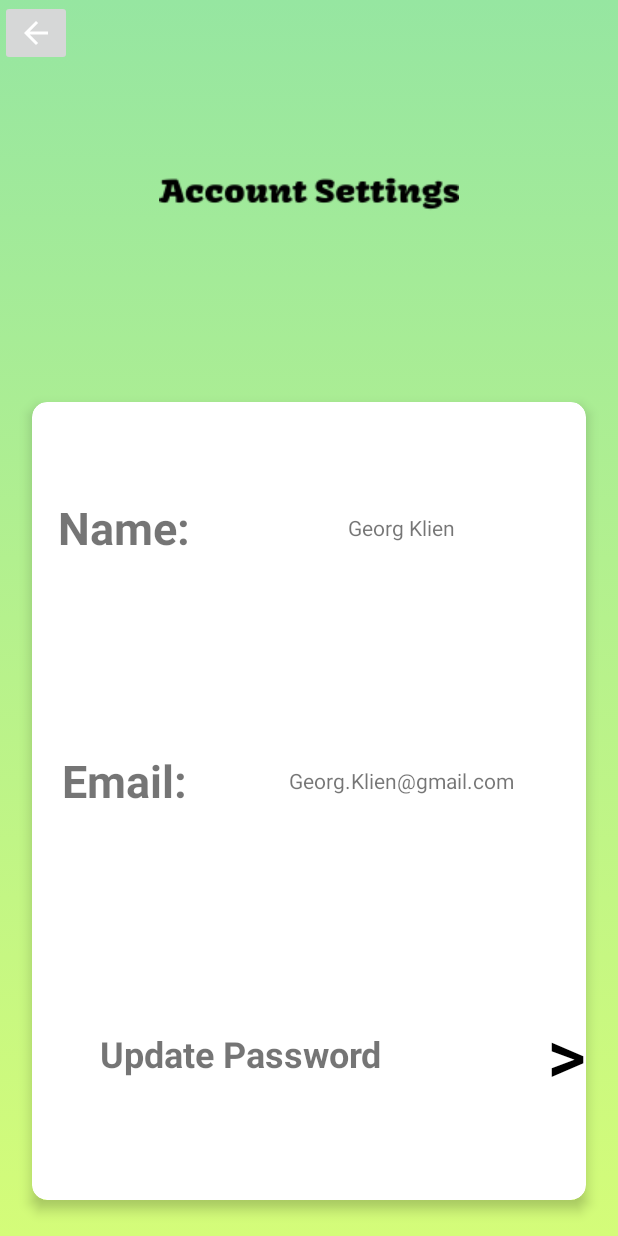
After one commit to AseelBu/My-CO2-Footprint, an Android app: the AcoountSettingsActivity screen opened directly, with no data from a screen before it, on a phone screen of 412 x 824 dp. The commit adds this screen. Run offline under Robolectric (Android 15) with nearby library versions, the phone set to English and light mode, and no system bars.

Commit message:
adding notification settings,account settings,updating passsword,

```diff
--- a/app/src/main/AndroidManifest.xml
+++ b/app/src/main/AndroidManifest.xml
@@ -9,7 +9,8 @@
         android:roundIcon="@mipmap/ic_launcher_round"
         android:supportsRtl="true"
         android:theme="@style/Theme.EnergyConsumptionDiary">
-        <activity android:name=".SettingsActivity"></activity>
+        <activity android:name=".AcoountSettingsActivity"></activity>
+        <activity android:name=".SettingsActivity" />
         <activity android:name=".PreviousResultsActivity" />
         <activity android:name=".TipsActivity" />
         <activity android:name=".HomePageActivity" />
--- /dev/null
+++ b/app/src/main/java/com/androidcourse/energyconsumptiondiary_androidapp/AcoountSettingsActivity.java
@@ -0,0 +1,27 @@
+package com.androidcourse.energyconsumptiondiary_androidapp;
+
+import androidx.appcompat.app.AppCompatActivity;
+
+import android.content.Context;
+import android.content.Intent;
+import android.os.Bundle;
+import android.util.Log;
+import android.view.View;
+import android.widget.Button;
+import android.widget.TextView;
+
+public class AcoountSettingsActivity extends AppCompatActivity {
+
+    public TextView name;
+    public TextView email;
+    @Override
+    protected void onCreate(Bundle savedInstanceState) {
+        super.onCreate(savedInstanceState);
+        setContentView(R.layout.accountsettings);
+        name=(TextView)findViewById(R.id.nameset);
+        name.setText("Georg Klien");
+        email=(TextView)findViewById(R.id.emailaccount);
+        email.setText("Georg.Klien@gmail.com");
+
+    }
+}
--- a/app/src/main/java/com/androidcourse/energyconsumptiondiary_androidapp/TipsActivity.java
+++ b/app/src/main/java/com/androidcourse/energyconsumptiondiary_androidapp/TipsActivity.java
@@ -39,7 +39,7 @@ public class TipsActivity extends AppCompatActivity {
     private void createList(int size) {
 
         List<Tip> result = new ArrayList<Tip>();
-        Drawable img=getResources().getDrawable(R.drawable.ic_baseline_directions_car_24);
+        Drawable img=getResources().getDrawable(R.drawable.car);
         for (int i = 1; i <= size; i++) {
             dh.addTip("Title",lorem,img);
 
--- /dev/null
+++ b/app/src/main/res/layout/accountsettings.xml
@@ -0,0 +1,123 @@
+<?xml version="1.0" encoding="utf-8"?>
+<LinearLayout xmlns:android="http://schemas.android.com/apk/res/android"
+    xmlns:app="http://schemas.android.com/apk/res-auto"
+    xmlns:tools="http://schemas.android.com/tools"
+    android:id="@+id/Name"
+    android:layout_width="match_parent"
+    android:layout_height="match_parent"
+    android:background="@drawable/gradient_background"
+    android:orientation="vertical">
+
+    <ImageButton
+        android:id="@+id/imageButton4"
+        android:layout_width="wrap_content"
+        android:layout_height="wrap_content"
+        app:srcCompat="@drawable/abc_vector_test" />
+
+    <ImageView
+        android:id="@+id/imageView6"
+        android:layout_width="match_parent"
+        android:layout_height="wrap_content"
+        app:srcCompat="@drawable/w" />
+
+    <androidx.cardview.widget.CardView
+        android:layout_width="match_parent"
+        android:layout_height="match_parent"
+        android:layout_margin="@dimen/activity_horizontal_margin"
+        app:cardCornerRadius="10dp"
+        app:cardElevation="5dp"
+        app:cardPreventCornerOverlap="false"
+        app:cardUseCompatPadding="true">
+
+        <LinearLayout
+            android:layout_width="match_parent"
+            android:layout_height="match_parent"
+            android:orientation="vertical">
+
+            <LinearLayout
+                android:layout_width="match_parent"
+                android:layout_height="wrap_content"
+                android:layout_gravity="center"
+                android:layout_weight="1"
+                android:gravity="center"
+                android:orientation="horizontal">
+
+                <TextView
+                    android:id="@+id/name2"
+                    android:layout_width="match_parent"
+                    android:layout_height="match_parent"
+                    android:layout_weight="2"
+                    android:gravity="center"
+                    android:text="@string/name2"
+                    android:textSize="30sp"
+                    android:textStyle="bold" />
+
+                <TextView
+                    android:id="@+id/nameset"
+                    android:layout_width="match_parent"
+                    android:layout_height="match_parent"
+                    android:layout_weight="1"
+                    android:gravity="center" />
+
+            </LinearLayout>
+
+            <LinearLayout
+                android:layout_width="match_parent"
+                android:layout_height="wrap_content"
+                android:layout_weight="1"
+                android:orientation="horizontal">
+
+                <TextView
+                    android:id="@+id/email2"
+                    android:layout_width="match_parent"
+                    android:layout_height="match_parent"
+                    android:layout_weight="2"
+                    android:gravity="center"
+                    android:text="@string/email2"
+                    android:textSize="30sp"
+                    android:textStyle="bold" />
+
+                <TextView
+                    android:id="@+id/emailaccount"
+                    android:layout_width="match_parent"
+                    android:layout_height="match_parent"
+                    android:layout_weight="1"
+                    android:gravity="center" />
+            </LinearLayout>
+
+            <LinearLayout
+                android:layout_width="match_parent"
+                android:layout_height="wrap_content"
+                android:layout_weight="1"
+                android:orientation="horizontal">
+
+                <TextView
+                    android:id="@+id/updapass"
+                    android:layout_width="match_parent"
+                    android:layout_height="match_parent"
+                    android:layout_weight="1"
+                    android:gravity="center"
+                    android:text="@string/updatepass"
+                    android:textSize="24sp"
+                    android:textStyle="bold" />
+
+                <Button
+                    android:id="@+id/arrowbtn3"
+
+                    android:layout_width="match_parent"
+                    android:layout_height="match_parent"
+                    android:layout_weight="3"
+                    android:background="@null"
+                    android:enabled="true"
+                    android:gravity="right|center_vertical"
+                    android:shadowColor="#4CAF50"
+                    android:text=">"
+                    android:textColor="#000000"
+                    android:textColorHighlight="#872323"
+                    android:textCursorDrawable="@drawable/right"
+                    android:textSize="50dp" />
+            </LinearLayout>
+        </LinearLayout>
+    </androidx.cardview.widget.CardView>
+
+</LinearLayout>
```
Also changed, not shown: app/src/main/java/com/androidcourse/energyconsumptiondiary_androidapp/MainActivity.java (+10 -21 lines), app/src/main/res/layout/notification.xml (added, +127 -0 lines), app/src/main/res/layout/updatepassword.xml (+10 -7 lines), app/src/main/res/values/strings.xml (+28 -4 lines), app/src/main/res/drawable/car.png (added), app/src/main/res/drawable/notification.png (added), app/src/main/res/drawable/notification2.png (added), app/src/main/res/drawable/set.png (added).
